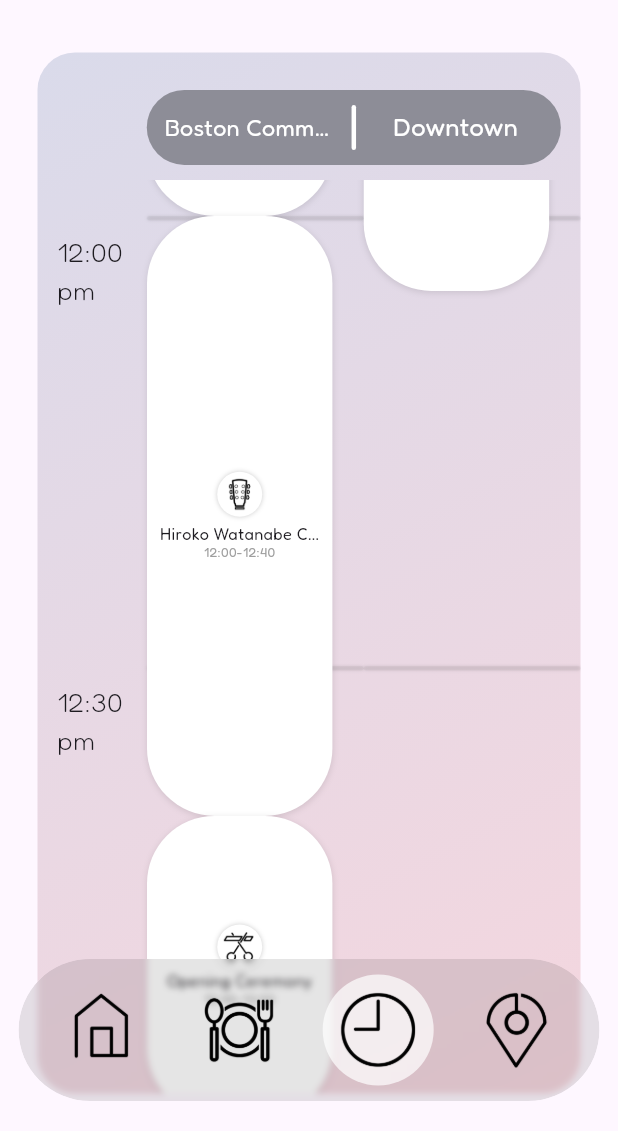
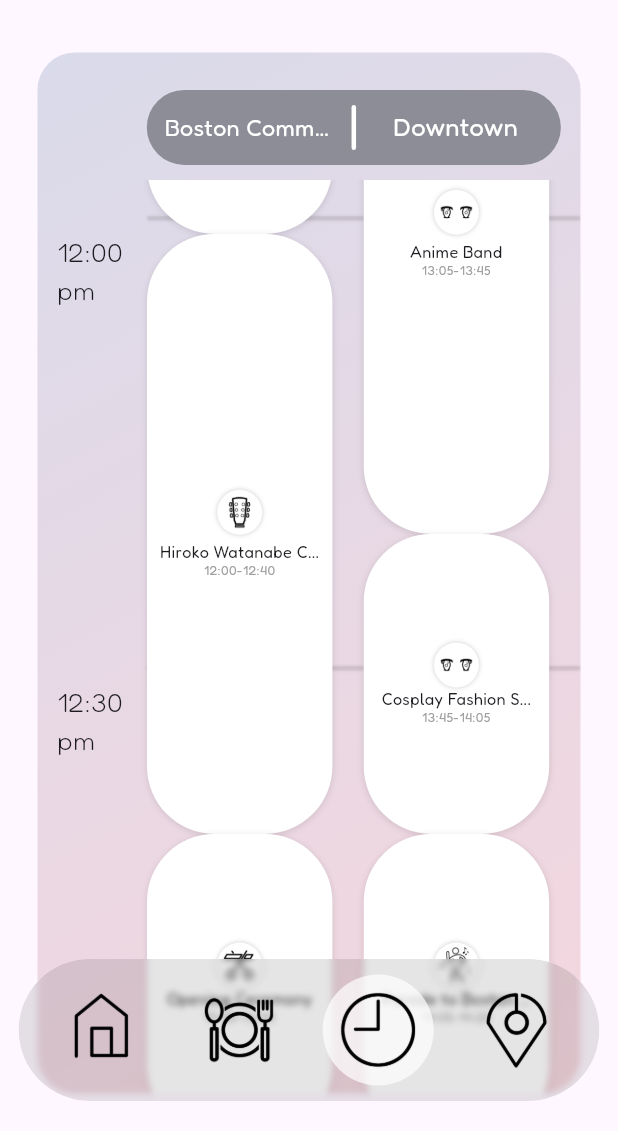
Before and after one commit to sushib0mb/JFB, a Flutter app: the screen it shows after launch, item 3 of the bottom bar chosen, scrolled down 576 dp, on a phone screen of 412 x 824 dp, the part 105-1236 px from its top. Run offline on Flutter 3.47's test engine with Material 3 defaults, Android fonts, the phone set to English and light mode, and no system bars.

Commit message:
Fixed day 2 events, fixed short events overflow

```diff
--- a/jfbfestival/lib/data/timetableData.dart
+++ b/jfbfestival/lib/data/timetableData.dart
@@ -312,221 +312,221 @@ final List<ScheduleItem> day1ScheduleData = [
 ];
 
 final List<ScheduleItem> day2ScheduleData = [
-  // ScheduleItem(
-  //   time: "11:00 pm",
-  //   stage1Events: [
-  //     EventItem(
-  //       title: "Opening Ceremony",
-  //       time: "11:00-11:05",
-  //       duration: 5,
-  //       iconImage: "assets/timetableIcons/Opening ceremony.png",
-  //       stage: "Stage 1",
-  //       description: "",
-  //       eventDetailImage: "",
-  //     ),
-  //     EventItem(
-  //       title: "Showa Boston Dance Performance",
-  //       time: "11:05-11:20",
-  //       duration: 15,
-  //       stage: "Stage 1",
-  //       iconImage: "assets/timetableIcons/Dancing performance.png",
-  //       description: "",
-  //       eventDetailImage: "",
-  //     ),
-  //     EventItem(
-  //       title: "Minami Toyama Noh, Utai, Shinobue",
-  //       time: "11:20-11:55",
-  //       duration: 35,
-  //       stage: "Stage 1",
-  //       iconImage: "assets/timetableIcons/Dancing performance.png",
-  //       description: "",
-  //       eventDetailImage: "",
-  //     ),
-  //   ],
-  //   stage2Events: [
-  //     EventItem(
-  //       title: "",
-  //       time: "",
-  //       duration: 35,
-  //       stage: "",
-  //       iconImage: "360",
-  //       description: "",
-  //       eventDetailImage: "",
-  //     ),
-  //   ],
-  // ),
-  // ScheduleItem(
-  //   time: "11:30 am",
-  //   stage1Events: [
-  //     EventItem(
-  //       title: "Kendo",
-  //       time: "11:55-12:25",
-  //       duration: 30,
-  //       stage: "Stage 1",
-  //       iconImage: "assets/timetableIcons/Kendo.png",
-  //       description: "",
-  //       eventDetailImage: "",
-  //     ),
-  //   ],
-  //   stage2Events: [],
-  // ),
-  // ScheduleItem(
-  //   time: "12:00 pm",
-  //   stage1Events: [
-  //     EventItem(
-  //       title: "Cosplay Fashion Show",
-  //       time: "12:25-12:45",
-  //       duration: 20,
-  //       stage: "Stage 1",
-  //       iconImage: "assets/timetableIcons/Anime stage.png",
-  //       description: "",
-  //       eventDetailImage: "",
-  //     ),
-  //   ],
-  //   stage2Events: [],
-  // ),
-  // ScheduleItem(
-  //   time: "12:30 pm",
-  //   stage1Events: [
-  //     EventItem(
-  //       title: "Parfait Soleil Dance Performance",
-  //       time: "12:45-13:15",
-  //       duration: 30,
-  //       stage: "Stage 1",
-  //       iconImage: "assets/timetableIcons/Dancing performance.png",
-  //       description: "",
-  //       eventDetailImage: "",
-  //     ),
-  //   ],
-  //   stage2Events: [],
-  // ),
-  // ScheduleItem(
-  //   time: "1:00 pm",
-  //   stage1Events: [
-  //     EventItem(
-  //       title: "Hiroko Watanabe Calligraphy",
-  //       time: "13:15-13:55",
-  //       duration: 40,
-  //       stage: "Stage 1",
-  //       iconImage: "assets/timetableIcons/Band performance.png",
-  //       description: "",
-  //       eventDetailImage: "",
-  //     ),
-  //   ],
-  //   stage2Events: [],
-  // ),
-  // ScheduleItem(
-  //   time: "1:30 pm",
-  //   stage1Events: [
-  //     EventItem(
-  //       title: "Cosplay Death Match",
-  //       time: "13:15-13:55",
-  //       duration: 40,
-  //       stage: "Stage 1",
-  //       iconImage: "assets/timetableIcons/Anime stage.png",
-  //       description: "",
-  //       eventDetailImage: "",
-  //     ),
-  //   ],
-  //   stage2Events: [],
-  // ),
-  // ScheduleItem(
-  //   time: "2:00 pm",
-  //   stage1Events: [
-  //     EventItem(
-  //       title: "Jeiko Taiko Ensemble",
-  //       time: "14:25-14:55",
-  //       duration: 30,
-  //       iconImage: "assets/timetableIcons/Band performance.png",
-  //       stage: "Stage 1",
-  //       description: "",
-  //       eventDetailImage: "",
-  //     ),
-  //   ],
-  //   stage2Events: [],
-  // ),
-  // ScheduleItem(
-  //   time: "2:30 pm",
-  //   stage1Events: [
-  //     EventItem(
-  //       title: "Move & Inspire Kids Dance",
-  //       time: "14:55-15:25",
-  //       duration: 30,
-  //       iconImage: "assets/timetableIcons/Dancing performance.png",
-  //       stage: "Stage 1",
-  //       description: "",
-  //       eventDetailImage: "",
-  //     ),
-  //   ],
-  //   stage2Events: [],
-  // ),
-  // ScheduleItem(
-  //   time: "3:00 pm",
-  //   stage1Events: [
-  //     EventItem(
-  //       title: "Okinawa Ryukyu Kokusai Taiko",
-  //       time: "15:25-15:55",
-  //       duration: 30,
-  //       iconImage: "assets/timetableIcons/Band performance.png",
-  //       stage: "Stage 1",
-  //       description: "",
-  //       eventDetailImage: "",
-  //     ),
-  //   ],
-  //   stage2Events: [],
-  // ),
-  // ScheduleItem(
-  //   time: "3:30 pm",
-  //   stage1Events: [
-  //     EventItem(
-  //       title: "Japan Airlines Advertising and Raffle",
-  //       time: "15:55-16:05",
-  //       duration: 10,
-  //       stage: "Stage 1",
-  //       iconImage: "assets/timetableIcons/Advertising.png",
-  //       description: "",
-  //       eventDetailImage: "",
-  //     ),
-  //   ],
-  //   stage2Events: [],
-  // ),
-  // ScheduleItem(
-  //   time: "4:00 pm",
-  //   stage1Events: [
-  //     EventItem(
-  //       title: "Showa Boston Dance Performance",
-  //       time: "16:05-16:20",
-  //       duration: 15,
-  //       stage: "Stage 1",
-  //       iconImage: "assets/timetableIcons/Dancing performance.png",
-  //       description: "",
-  //       eventDetailImage: "",
-  //     ),
-  //     EventItem(
-  //       title: "Bon Dance Event",
-  //       time: "16:20-16:50",
-  //       duration: 30,
-  //       stage: "Stage 1",
-  //       iconImage: "assets/timetableIcons/Dancing performance.png",
-  //       description: "",
-  //       eventDetailImage: "",
-  //     ),
-  //   ],
-  //   stage2Events: [],
-  // ),
-  // ScheduleItem(
-  //   time: "4:30 pm",
-  //   stage1Events: [
-  //     EventItem(
-  //       title: "Closing Ceremony",
-  //       time: "16:50-17:00",
-  //       duration: 10,
-  //       stage: "Stage 1",
-  //       iconImage: "assets/timetableIcons/Closing ceremony.png",
-  //       description: "",
-  //       eventDetailImage: "",
-  //     ),
-  //   ],
-  //   stage2Events: [],
-  // ),
+  ScheduleItem(
+    time: "11:00 am",
+    stage1Events: [
+      EventItem(
+        title: "Opening Ceremony",
+        time: "11:00-11:05",
+        duration: 5,
+        iconImage: "assets/timetableIcons/Opening ceremony.png",
+        stage: "Stage 1",
+        description: "",
+        eventDetailImage: "",
+      ),
+      EventItem(
+        title: "Showa Boston Dance Performance",
+        time: "11:05-11:20",
+        duration: 15,
+        stage: "Stage 1",
+        iconImage: "assets/timetableIcons/Dancing performance.png",
+        description: "",
+        eventDetailImage: "",
+      ),
+      EventItem(
+        title: "Minami Toyama Noh, Utai, Shinobue",
+        time: "11:20-11:55",
+        duration: 35,
+        stage: "Stage 1",
+        iconImage: "assets/timetableIcons/Dancing performance.png",
+        description: "",
+        eventDetailImage: "",
+      ),
+    ],
+    stage2Events: [
+      EventItem(
+        title: "",
+        time: "",
+        duration: 35,
+        stage: "",
+        iconImage: "360",
+        description: "",
+        eventDetailImage: "",
+      ),
+    ],
+  ),
+  ScheduleItem(
+    time: "11:30 am",
+    stage1Events: [
+      EventItem(
+        title: "Kendo",
+        time: "11:55-12:25",
+        duration: 30,
+        stage: "Stage 1",
+        iconImage: "assets/timetableIcons/Kendo.png",
+        description: "",
+        eventDetailImage: "",
+      ),
+    ],
+    stage2Events: [],
+  ),
+  ScheduleItem(
+    time: "12:00 pm",
+    stage1Events: [
+      EventItem(
+        title: "Cosplay Fashion Show",
+        time: "12:25-12:45",
+        duration: 20,
+        stage: "Stage 1",
+        iconImage: "assets/timetableIcons/Anime stage.png",
+        description: "",
+        eventDetailImage: "",
+      ),
+    ],
+    stage2Events: [],
+  ),
+  ScheduleItem(
+    time: "12:30 pm",
+    stage1Events: [
+      EventItem(
+        title: "Parfait Soleil Dance Performance",
+        time: "12:45-13:15",
+        duration: 30,
+        stage: "Stage 1",
+        iconImage: "assets/timetableIcons/Dancing performance.png",
+        description: "",
+        eventDetailImage: "",
+      ),
+    ],
+    stage2Events: [],
+  ),
+  ScheduleItem(
+    time: "1:00 pm",
+    stage1Events: [
+      EventItem(
+        title: "Hiroko Watanabe Calligraphy",
+        time: "13:15-13:55",
+        duration: 40,
+        stage: "Stage 1",
+        iconImage: "assets/timetableIcons/Band performance.png",
+        description: "",
+        eventDetailImage: "",
+      ),
+    ],
+    stage2Events: [],
+  ),
+  ScheduleItem(
+    time: "1:30 pm",
+    stage1Events: [
+      EventItem(
+        title: "Cosplay Death Match",
+        time: "13:15-13:55",
+        duration: 40,
+        stage: "Stage 1",
+        iconImage: "assets/timetableIcons/Anime stage.png",
+        description: "",
+        eventDetailImage: "",
+      ),
+    ],
+    stage2Events: [],
+  ),
+  ScheduleItem(
+    time: "2:00 pm",
+    stage1Events: [
+      EventItem(
+        title: "Jeiko Taiko Ensemble",
+        time: "14:25-14:55",
+        duration: 30,
+        iconImage: "assets/timetableIcons/Band performance.png",
+        stage: "Stage 1",
+        description: "",
+        eventDetailImage: "",
+      ),
+    ],
+    stage2Events: [],
+  ),
+  ScheduleItem(
+    time: "2:30 pm",
+    stage1Events: [
+      EventItem(
+        title: "Move & Inspire Kids Dance",
+        time: "14:55-15:25",
+        duration: 30,
+        iconImage: "assets/timetableIcons/Dancing performance.png",
+        stage: "Stage 1",
+        description: "",
+        eventDetailImage: "",
+      ),
+    ],
+    stage2Events: [],
+  ),
+  ScheduleItem(
+    time: "3:00 pm",
+    stage1Events: [
+      EventItem(
+        title: "Okinawa Ryukyu Kokusai Taiko",
+        time: "15:25-15:55",
+        duration: 30,
+        iconImage: "assets/timetableIcons/Band performance.png",
+        stage: "Stage 1",
+        description: "",
+        eventDetailImage: "",
+      ),
+    ],
+    stage2Events: [],
+  ),
+  ScheduleItem(
+    time: "3:30 pm",
+    stage1Events: [
+      EventItem(
+        title: "Japan Airlines Advertising and Raffle",
+        time: "15:55-16:05",
+        duration: 10,
+        stage: "Stage 1",
+        iconImage: "assets/timetableIcons/Advertising.png",
+        description: "",
+        eventDetailImage: "",
+      ),
+    ],
+    stage2Events: [],
+  ),
+  ScheduleItem(
+    time: "4:00 pm",
+    stage1Events: [
+      EventItem(
+        title: "Showa Boston Dance Performance",
+        time: "16:05-16:20",
+        duration: 15,
+        stage: "Stage 1",
+        iconImage: "assets/timetableIcons/Dancing performance.png",
+        description: "",
+        eventDetailImage: "",
+      ),
+      EventItem(
+        title: "Bon Dance Event",
+        time: "16:20-16:50",
+        duration: 30,
+        stage: "Stage 1",
+        iconImage: "assets/timetableIcons/Dancing performance.png",
+        description: "",
+        eventDetailImage: "",
+      ),
+    ],
+    stage2Events: [],
+  ),
+  ScheduleItem(
+    time: "4:30 pm",
+    stage1Events: [
+      EventItem(
+        title: "Closing Ceremony",
+        time: "16:50-17:00",
+        duration: 10,
+        stage: "Stage 1",
+        iconImage: "assets/timetableIcons/Closing ceremony.png",
+        description: "",
+        eventDetailImage: "",
+      ),
+    ],
+    stage2Events: [],
+  ),
 ];
--- a/jfbfestival/lib/mainscreen.dart
+++ b/jfbfestival/lib/mainscreen.dart
@@ -6,7 +6,7 @@ import 'package:jfbfestival/pages/home_page.dart';
 import 'package:jfbfestival/pages/map_page.dart';
 import 'package:jfbfestival/pages/timetable_page.dart';
 import 'package:jfbfestival/data/timetableData.dart';
-import 'package:flutter/services.dart'; // ← add this
+import 'package:flutter/services.dart';
 
 void main() async {
   WidgetsFlutterBinding.ensureInitialized(); // ← required before locking orientation
@@ -36,8 +36,8 @@ class MainScreen extends StatefulWidget {
   final int initialIndex;
   final EventItem? selectedEvent;
 
-  const MainScreen({Key? key, this.initialIndex = 0, this.selectedEvent}) : super(key: key);
-
+  const MainScreen({Key? key, this.initialIndex = 0, this.selectedEvent})
+    : super(key: key);
 
   @override
   _MainScreenState createState() => _MainScreenState();
--- a/jfbfestival/lib/pages/timetable_page.dart
+++ b/jfbfestival/lib/pages/timetable_page.dart
@@ -105,7 +105,8 @@ class _TimetablePageState extends State<TimetablePage> {
 
     return Scaffold(
       extendBodyBehindAppBar: true,
-      appBar: widget.selectedEvent != null
+      appBar:
+          widget.selectedEvent != null
               ? AppBar(
                 backgroundColor: Colors.transparent,
                 elevation: 0,
@@ -142,7 +143,8 @@ class _TimetablePageState extends State<TimetablePage> {
                   height: dayButtonHeight,
                   decoration: ShapeDecoration(
                     gradient: LinearGradient(
-                      colors: selectedDay == 1
+                      colors:
+                          selectedDay == 1
                               ? [
                                 const Color.fromARGB(255, 255, 131, 135),
                                 const Color.fromARGB(128, 176, 113, 116),
@@ -185,7 +187,8 @@ class _TimetablePageState extends State<TimetablePage> {
                   height: dayButtonHeight,
                   decoration: ShapeDecoration(
                     gradient: LinearGradient(
-                      colors: selectedDay == 2
+                      colors:
+                          selectedDay == 2
                               ? [
                                 const Color.fromARGB(49, 96, 96, 96),
                                 const Color.fromARGB(128, 107, 136, 175),
@@ -344,7 +347,6 @@ class _TimetablePageState extends State<TimetablePage> {
   }
 }
 
-
 class ScheduleList extends StatelessWidget {
   final List<ScheduleItem> scheduleItems;
   final void Function(EventItem) onEventTap;
@@ -398,7 +400,7 @@ class ScheduleList extends StatelessWidget {
     }
 
     // Add padding to latest time
-    final latestTime = latestEventEndTime + 35; // Add 30 minutes buffer
+    final latestTime = latestEventEndTime + 40; // Add 30 minutes buffer
     final timelineHeight = (latestTime - baseTime) * pixelsPerMinute;
 
     return Row(
@@ -552,20 +554,25 @@ class ScheduleList extends StatelessWidget {
                       ? item.stage1Events ?? []
                       : item.stage2Events ?? [],
             )
+            .where((e) => e.title.isNotEmpty)
             .toList();
 
+    // Sort events by time if needed
+    events.sort((a, b) => a.time.compareTo(b.time));
+
     return [
+      const SizedBox(height: 12),
       for (var i = 0; i < events.length; i++)
-    ...(events[i].title != ""
-        ? [
+        Column(
+          children: [
             SizedBox(
               height: events[i].duration * pixelsPerMinute,
               child: PerformanceBox(eventItem: events[i], onTap: onEventTap),
             ),
-        ]
-        : [SizedBox(height: events[i].duration * pixelsPerMinute)]),
+          ],
+        ),
     ];
-
+  }
 }
 
 // Parse time string (like "11:00 am") to minutes since midnight
@@ -594,7 +601,6 @@ class ScheduleList extends StatelessWidget {
   } catch (e) {
     print('Error parsing time: $timeString - $e');
     return 0; // Default fallback
-    }
   }
 }
 
@@ -658,7 +664,68 @@ class _PerformanceBoxState extends State<PerformanceBox>
               vertical: 12.0,
               horizontal: 3.0,
             ),
+            child:
+                widget.eventItem.duration < 10
+                    // If duration less than 10
+                    ? Row(
+                      children: [
+                        SizedBox(width: screenWidth * 0.01),
+                        Container(
+                          width: 30,
+                          height: 30,
+                          decoration: BoxDecoration(
+                            shape: BoxShape.circle,
+                            color: Colors.white,
+                            boxShadow: [
+                              BoxShadow(
+                                color: Colors.black.withOpacity(0.2),
+                                blurRadius: 2,
+                              ),
+                            ],
+                          ),
+                          child:
+                              widget.eventItem.iconImage.isNotEmpty
+                                  ? Image.asset(
+                                    widget.eventItem.iconImage,
+                                    fit: BoxFit.cover,
+                                  )
+                                  : Icon(Icons.event, size: 20),
+                        ),
+                        SizedBox(width: screenWidth * 0.017),
+                        Expanded(
                           child: Column(
+                            mainAxisAlignment: MainAxisAlignment.center,
+                            crossAxisAlignment: CrossAxisAlignment.start,
+                            children: [
+                              Text(
+                                widget.eventItem.title.length > 17
+                                    ? "${widget.eventItem.title.substring(0, 17)}..."
+                                    : widget.eventItem.title,
+                                style: TextStyle(
+                                  fontSize: responsiveFontSize * 8,
+                                  fontWeight: FontWeight.w500,
+                                  height: 0.8,
+                                ),
+                                maxLines: 2,
+                                textAlign: TextAlign.center,
+                              ),
+                              SizedBox(height: screenHeight * 0.003),
+                              Text(
+                                widget.eventItem.time,
+                                style: TextStyle(
+                                  fontSize: responsiveFontSize * 6,
+                                  fontWeight: FontWeight.w500,
+                                  color: Colors.grey,
+                                  height: 1.1,
+                                ),
+                                textAlign: TextAlign.center,
+                              ),
+                            ],
+                          ),
+                        ),
+                      ],
+                    )
+                    : Column(
                       mainAxisAlignment: MainAxisAlignment.center,
                       crossAxisAlignment: CrossAxisAlignment.center,
                       children: [
```
Lines whose indentation alone changed are shown as unchanged.
